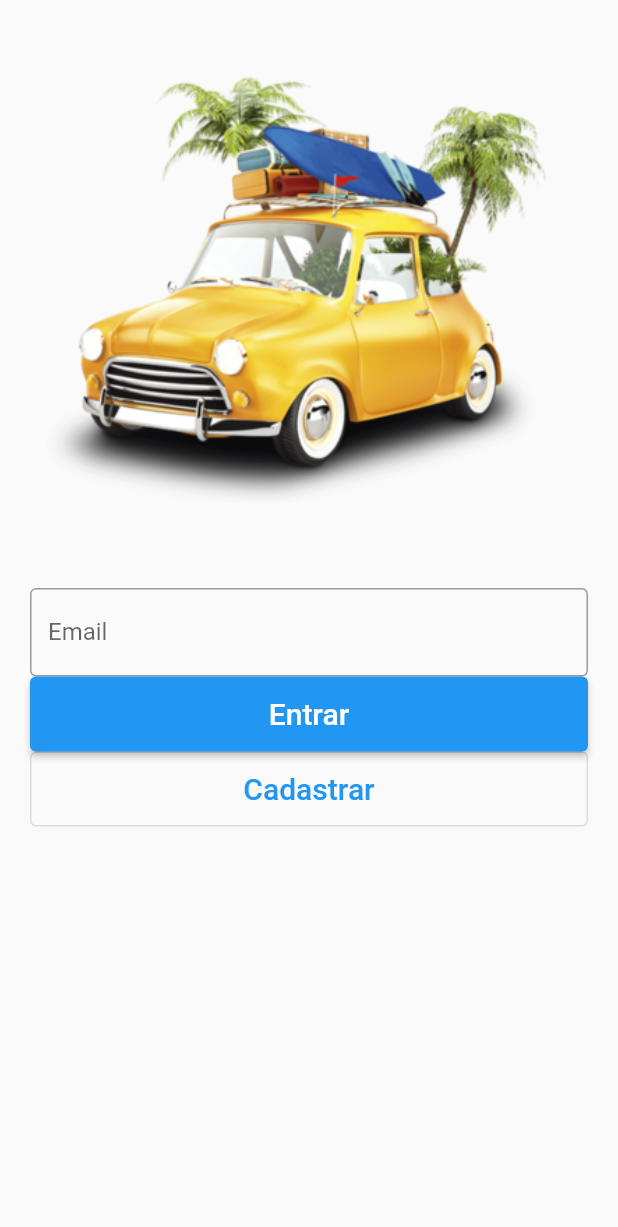
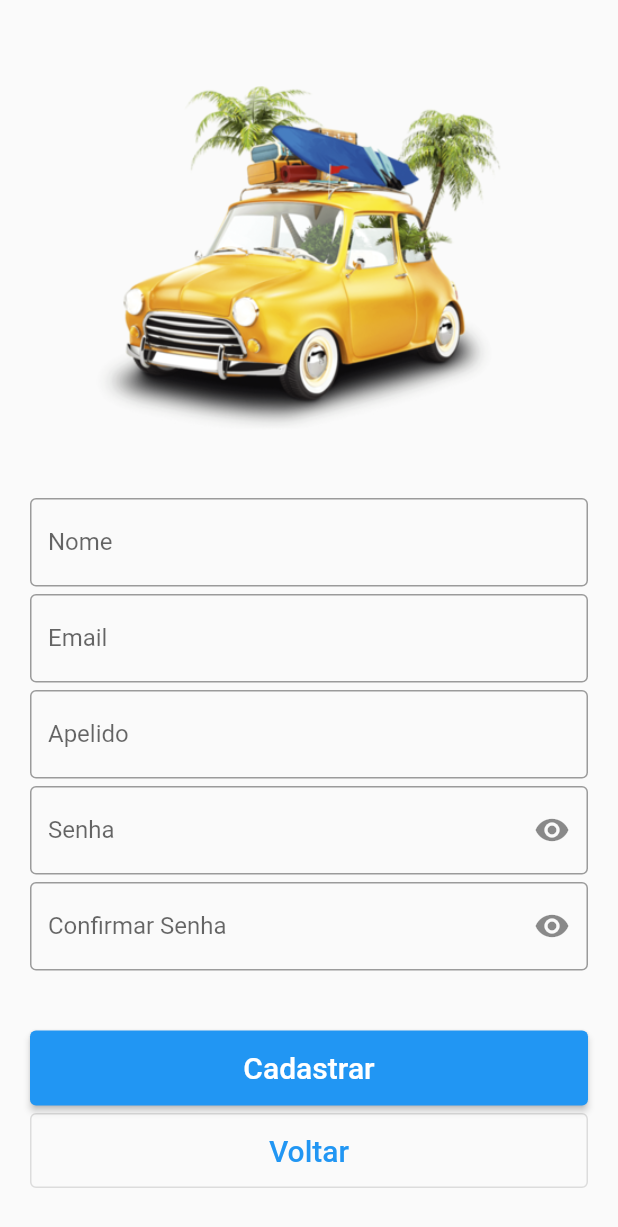
Before and after one commit to renangabriel08/prova, a Flutter app: the screen it shows after launch, after a tap on "Entrar", after a tap on "Cadastrar", on a phone screen of 412 x 824 dp. Shown: the top 1227 px of the screen. Run offline on Flutter 3.47's test engine with Material 2 defaults, Android fonts, the phone set to English and light mode, and no system bars; our stand-ins replace fluttertoast.

Commit message:
:sparkles: Adicionando conexão com API na tela de login

```diff
--- a/lib/main.dart
+++ b/lib/main.dart
@@ -1,5 +1,6 @@
 import 'package:flutter/material.dart';
 import 'package:flutter_application/pages/cadastro.dart';
+import 'package:flutter_application/pages/home.dart';
 import 'package:flutter_application/pages/login.dart';
 import 'package:flutter_application/pages/splash.dart';
 
@@ -19,6 +20,7 @@ class MyApp extends StatelessWidget {
         '/splash': (context) => const Splash(),
         '/login': (context) => const Login(),
         '/cadastro': (context) => const Cadastro(),
+        '/home': (context) => const Home(),
       },
     );
   }
--- a/lib/pages/cadastro.dart
+++ b/lib/pages/cadastro.dart
@@ -1,4 +1,6 @@
 import 'package:flutter/material.dart';
+import 'package:flutter_application/controllers/login_controller.dart';
+import 'package:flutter_application/widgets/MyToast.dart';
 
 class Cadastro extends StatefulWidget {
   const Cadastro({super.key});
@@ -8,12 +10,57 @@ class Cadastro extends StatefulWidget {
 }
 
 class _CadastroState extends State<Cadastro> {
+  final _formKey = GlobalKey<FormState>();
+
+  //Formulário
+  String nome = '';
+  String email = '';
+  String apelido = '';
+  String senha = '';
+  String confirmarSenha = '';
+
+  bool esconderSenha = true;
+  IconData iconeSenha = Icons.visibility;
+
+  bool esconderConfirmarSenha = true;
+  IconData iconeConfirmarSenha = Icons.visibility;
+
+  //funcões
+  void revelarSenha() {
+    setState(() {
+      if (esconderSenha) {
+        esconderSenha = false;
+        iconeSenha = Icons.visibility_off;
+      } else {
+        esconderSenha = true;
+        iconeSenha = Icons.visibility;
+      }
+    });
+  }
+
+  void revelarConfirmarSenha() {
+    setState(() {
+      if (esconderConfirmarSenha) {
+        esconderConfirmarSenha = false;
+        iconeConfirmarSenha = Icons.visibility_off;
+      } else {
+        esconderConfirmarSenha = true;
+        iconeConfirmarSenha = Icons.visibility;
+      }
+    });
+  }
+
+  verificarCadastro() async {
+    if (_formKey.currentState!.validate()) {
+      print('Cadastrou');
+    }
+  }
+
   @override
   Widget build(BuildContext context) {
+    //Tela
     double widthTela = MediaQuery.of(context).size.width;
     double heightTela = MediaQuery.of(context).size.height;
-
-    final _formKey = GlobalKey<FormState>();
 
     return Scaffold(
       body: Container(
@@ -24,45 +71,95 @@ class _CadastroState extends State<Cadastro> {
           child: SingleChildScrollView(
             child: Form(
               key: _formKey,
+              child: SizedBox(
+                width: widthTela,
+                height: heightTela - 40,
                 child: Column(
+                  mainAxisAlignment: MainAxisAlignment.center,
                   children: [
-                  Image.asset('assets/logo.png'),
+                    Image.asset(
+                      'assets/logo.png',
+                      height: 300,
+                    ),
                     Column(
                       children: [
                         TextFormField(
+                          onChanged: (value) => nome = value,
+                          decoration: const InputDecoration(
+                            label: Text('Nome'),
+                            border: OutlineInputBorder(),
+                          ),
+                        ),
+                        const SizedBox(height: 5),
+                        TextFormField(
+                          onChanged: (value) => email = value,
                           decoration: const InputDecoration(
                             label: Text('Email'),
                             border: OutlineInputBorder(),
                           ),
                         ),
+                        const SizedBox(height: 5),
+                        TextFormField(
+                          onChanged: (value) => apelido = value,
+                          decoration: const InputDecoration(
+                            label: Text('Apelido'),
+                            border: OutlineInputBorder(),
+                          ),
+                        ),
+                        const SizedBox(height: 5),
+                        TextFormField(
+                          obscureText: esconderSenha,
+                          onChanged: (value) => senha = value,
+                          decoration: InputDecoration(
+                            suffixIcon: IconButton(
+                              onPressed: () => revelarSenha(),
+                              icon: Icon(iconeSenha),
+                            ),
+                            label: const Text('Senha'),
+                            border: const OutlineInputBorder(),
+                          ),
+                        ),
+                        const SizedBox(height: 5),
+                        TextFormField(
+                          obscureText: esconderConfirmarSenha,
+                          onChanged: (value) => confirmarSenha = value,
+                          decoration: InputDecoration(
+                            suffixIcon: IconButton(
+                              onPressed: () => revelarConfirmarSenha(),
+                              icon: Icon(iconeConfirmarSenha),
+                            ),
+                            label: const Text('Confirmar Senha'),
+                            border: const OutlineInputBorder(),
+                          ),
+                        ),
                       ],
                     ),
+                    const SizedBox(height: 40),
                     Column(
                       children: [
                         ElevatedButton(
-                        onPressed: () {
-                          if (_formKey.currentState!.validate()) {
-                            print('Logou');
-                          }
+                          onPressed: () async {
+                            verificarCadastro();
                           },
                           style: ElevatedButton.styleFrom(
                             fixedSize: Size(widthTela, 50),
                           ),
                           child: const Text(
-                          'Entrar',
+                            'Cadastrar',
                             style: TextStyle(fontSize: 20),
                           ),
                         ),
+                        const SizedBox(height: 5),
                         OutlinedButton(
                           onPressed: () => Navigator.pushNamed(
                             context,
-                          '/cadastro',
+                            '/login',
                           ),
                           style: ElevatedButton.styleFrom(
                             fixedSize: Size(widthTela, 50),
                           ),
                           child: const Text(
-                          'Cadastrar',
+                            'Voltar',
                             style: TextStyle(fontSize: 20),
                           ),
                         ),
@@ -74,6 +171,7 @@ class _CadastroState extends State<Cadastro> {
             ),
           ),
         ),
+      ),
     );
   }
 }
--- a/lib/pages/login.dart
+++ b/lib/pages/login.dart
@@ -1,5 +1,6 @@
 import 'package:flutter/material.dart';
 import 'package:flutter_application/controllers/login_controller.dart';
+import 'package:flutter_application/widgets/MyToast.dart';
 
 class Login extends StatefulWidget {
   const Login({super.key});
@@ -9,14 +10,9 @@ class Login extends StatefulWidget {
 }
 
 class _LoginState extends State<Login> {
-  @override
-  Widget build(BuildContext context) {
-    //Tela
-    double widthTela = MediaQuery.of(context).size.width;
-    double heightTela = MediaQuery.of(context).size.height;
+  final _formKey = GlobalKey<FormState>();
 
   //Formulário
-    final _formKey = GlobalKey<FormState>();
   String email = '';
   String senha = '';
 
@@ -35,6 +31,25 @@ class _LoginState extends State<Login> {
       }
     });
   }
+
+  verificarLogin() async {
+    if (_formKey.currentState!.validate()) {
+      var res = await LoginController.logar(
+        email,
+        senha,
+      );
+      if (res['logou']) {
+        Navigator.pushNamed(context, '/home');
+      }
+      MyToast.gerarToast(res['msg']);
+    }
+  }
+
+  @override
+  Widget build(BuildContext context) {
+    //Tela
+    double widthTela = MediaQuery.of(context).size.width;
+    double heightTela = MediaQuery.of(context).size.height;
 
     return Scaffold(
       body: Container(
@@ -89,10 +104,8 @@ class _LoginState extends State<Login> {
                     Column(
                       children: [
                         ElevatedButton(
-                          onPressed: () {
-                            if (_formKey.currentState!.validate()) {
-                              LoginController.logar(email, senha);
-                            }
+                          onPressed: () async {
+                            verificarLogin();
                           },
                           style: ElevatedButton.styleFrom(
                             fixedSize: Size(widthTela, 50),
--- a/lib/widgets/MyToast.dart
+++ b/lib/widgets/MyToast.dart
@@ -4,7 +4,7 @@ import 'package:fluttertoast/fluttertoast.dart';
 class MyToast {
   static gerarToast(String msg) {
     Fluttertoast.showToast(
-      msg: "This is Center Short Toast",
+      msg: msg,
       toastLength: Toast.LENGTH_SHORT,
       gravity: ToastGravity.CENTER,
       timeInSecForIosWeb: 1,
```
Also changed, not shown: lib/controllers/login_controller.dart (+31 -7 lines), lib/pages/home.dart (+19 -0 lines), 1 other file. Lines whose indentation alone changed are shown as unchanged.
